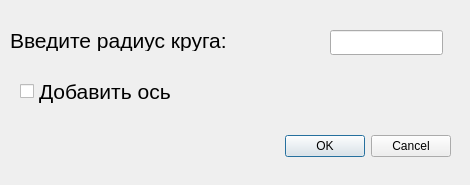
Before: the Qt Designer form Lab1/Task2/circledialog.ui in ahahaharu/OAiP_Labs, drawn with Qt 5.
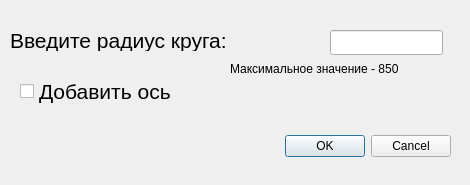
After: the same form once the commit is applied.

Diff of the .ui file:
```diff
--- a/Lab1/Task2/circledialog.ui
+++ b/Lab1/Task2/circledialog.ui
@@ -75,6 +75,19 @@
     <string>Добавить ось</string>
    </property>
   </widget>
+  <widget class="QLabel" name="label_2">
+   <property name="geometry">
+    <rect>
+     <x>230</x>
+     <y>60</y>
+     <width>211</width>
+     <height>17</height>
+    </rect>
+   </property>
+   <property name="text">
+    <string>Максимальное значение - 850</string>
+   </property>
+  </widget>
  </widget>
  <resources/>
  <connections>
```
